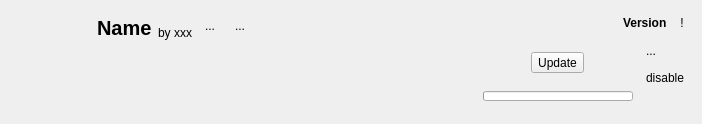
First picture: the form in src/ui/local/localmoditemwidget.ui, repository kaniol-lck/modmanager, before the edit.
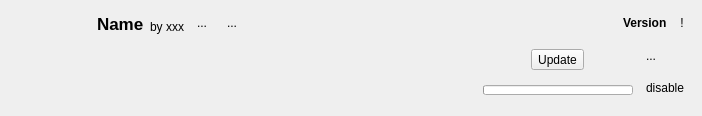
Second picture: the form after the edit. Icons and pictures are not drawn.

Diff of the .ui file:
```diff
--- a/src/ui/local/localmoditemwidget.ui
+++ b/src/ui/local/localmoditemwidget.ui
@@ -7,7 +7,7 @@
     <x>0</x>
     <y>0</y>
     <width>702</width>
-    <height>124</height>
+    <height>116</height>
    </rect>
   </property>
   <property name="contextMenuPolicy">
@@ -17,104 +17,7 @@
    <string>Form</string>
   </property>
   <layout class="QGridLayout" name="gridLayout">
-   <item row="1" column="2">
-    <spacer name="horizontalSpacer_2">
-     <property name="orientation">
-      <enum>Qt::Horizontal</enum>
-     </property>
-     <property name="sizeHint" stdset="0">
-      <size>
-       <width>37</width>
-       <height>0</height>
-      </size>
-     </property>
-    </spacer>
-   </item>
-   <item row="2" column="1" colspan="2">
-    <widget class="QLabel" name="modDescription">
-     <property name="sizePolicy">
-      <sizepolicy hsizetype="Expanding" vsizetype="Expanding">
-       <horstretch>0</horstretch>
-       <verstretch>0</verstretch>
-      </sizepolicy>
-     </property>
-     <property name="toolTip">
-      <string notr="true"/>
-     </property>
-     <property name="text">
-      <string/>
-     </property>
-     <property name="alignment">
-      <set>Qt::AlignLeading|Qt::AlignLeft|Qt::AlignTop</set>
-     </property>
-     <property name="wordWrap">
-      <bool>true</bool>
-     </property>
-    </widget>
-   </item>
-   <item row="1" column="3" rowspan="2">
-    <layout class="QVBoxLayout" name="verticalLayout">
-     <item>
-      <layout class="QHBoxLayout" name="horizontalLayout">
-       <item>
-        <widget class="QToolButton" name="updateButton">
-         <property name="enabled">
-          <bool>true</bool>
-         </property>
-         <property name="text">
-          <string>Update</string>
-         </property>
-         <property name="icon">
-          <iconset theme="update-none">
-           <normaloff>.</normaloff>.</iconset>
-         </property>
-         <property name="toolButtonStyle">
-          <enum>Qt::ToolButtonTextBesideIcon</enum>
-         </property>
-        </widget>
-       </item>
-      </layout>
-     </item>
-     <item>
-      <widget class="QProgressBar" name="updateProgress">
-       <property name="enabled">
-        <bool>true</bool>
-       </property>
-       <property name="sizePolicy">
-        <sizepolicy hsizetype="Preferred" vsizetype="Fixed">
-         <horstretch>0</horstretch>
-         <verstretch>0</verstretch>
-        </sizepolicy>
-       </property>
-       <property name="minimumSize">
-        <size>
-         <width>150</width>
-         <height>0</height>
-        </size>
-       </property>
-       <property name="maximumSize">
-        <size>
-         <width>150</width>
-         <height>10</height>
-        </size>
-       </property>
-       <property name="value">
-        <number>0</number>
-       </property>
-       <property name="textVisible">
-        <bool>false</bool>
-       </property>
-       <property name="invertedAppearance">
-        <bool>false</bool>
-       </property>
-       <property name="textDirection">
-        <enum>QProgressBar::TopToBottom</enum>
-       </property>
-      </widget>
-     </item>
-    </layout>
-   </item>
-   <item row="0" column="0" rowspan="3">
+   <item row="0" column="0" rowspan="2">
     <widget class="QLabel" name="modIcon">
      <property name="sizePolicy">
       <sizepolicy hsizetype="Fixed" vsizetype="Fixed">
@@ -139,7 +42,7 @@
      </property>
     </widget>
    </item>
-   <item row="0" column="1" rowspan="2">
+   <item row="0" column="1" colspan="3">
     <layout class="QHBoxLayout" name="horizontalLayout_3">
      <item>
       <widget class="QLabel" name="modName">
@@ -151,7 +54,7 @@
        </property>
        <property name="font">
         <font>
-         <pointsize>15</pointsize>
+         <pointsize>13</pointsize>
          <weight>75</weight>
          <bold>true</bold>
         </font>
@@ -253,26 +156,6 @@
        </property>
       </spacer>
      </item>
-    </layout>
-   </item>
-   <item row="0" column="2" colspan="3">
-    <layout class="QHBoxLayout" name="horizontalLayout_2">
-     <item>
-      <spacer name="horizontalSpacer">
-       <property name="orientation">
-        <enum>Qt::Horizontal</enum>
-       </property>
-       <property name="sizeType">
-        <enum>QSizePolicy::Expanding</enum>
-       </property>
-       <property name="sizeHint" stdset="0">
-        <size>
-         <width>40</width>
-         <height>20</height>
-        </size>
-       </property>
-      </spacer>
-     </item>
      <item>
       <widget class="QToolButton" name="rollbackButton">
        <property name="text">
@@ -332,7 +215,91 @@
      </item>
     </layout>
    </item>
-   <item row="1" column="4" rowspan="2">
+   <item row="1" column="1">
+    <widget class="QLabel" name="modDescription">
+     <property name="sizePolicy">
+      <sizepolicy hsizetype="Expanding" vsizetype="Expanding">
+       <horstretch>0</horstretch>
+       <verstretch>0</verstretch>
+      </sizepolicy>
+     </property>
+     <property name="toolTip">
+      <string notr="true"/>
+     </property>
+     <property name="text">
+      <string/>
+     </property>
+     <property name="alignment">
+      <set>Qt::AlignLeading|Qt::AlignLeft|Qt::AlignTop</set>
+     </property>
+     <property name="wordWrap">
+      <bool>true</bool>
+     </property>
+    </widget>
+   </item>
+   <item row="1" column="2">
+    <layout class="QVBoxLayout" name="verticalLayout">
+     <item>
+      <layout class="QHBoxLayout" name="horizontalLayout">
+       <item>
+        <widget class="QToolButton" name="updateButton">
+         <property name="enabled">
+          <bool>true</bool>
+         </property>
+         <property name="text">
+          <string>Update</string>
+         </property>
+         <property name="icon">
+          <iconset theme="update-none">
+           <normaloff>.</normaloff>.</iconset>
+         </property>
+         <property name="toolButtonStyle">
+          <enum>Qt::ToolButtonTextBesideIcon</enum>
+         </property>
+        </widget>
+       </item>
+      </layout>
+     </item>
+     <item>
+      <widget class="QProgressBar" name="updateProgress">
+       <property name="enabled">
+        <bool>true</bool>
+       </property>
+       <property name="sizePolicy">
+        <sizepolicy hsizetype="Preferred" vsizetype="Fixed">
+         <horstretch>0</horstretch>
+         <verstretch>0</verstretch>
+        </sizepolicy>
+       </property>
+       <property name="minimumSize">
+        <size>
+         <width>150</width>
+         <height>0</height>
+        </size>
+       </property>
+       <property name="maximumSize">
+        <size>
+         <width>150</width>
+         <height>10</height>
+        </size>
+       </property>
+       <property name="value">
+        <number>0</number>
+       </property>
+       <property name="textVisible">
+        <bool>false</bool>
+       </property>
+       <property name="invertedAppearance">
+        <bool>false</bool>
+       </property>
+       <property name="textDirection">
+        <enum>QProgressBar::TopToBottom</enum>
+       </property>
+      </widget>
+     </item>
+    </layout>
+   </item>
+   <item row="1" column="3">
     <layout class="QVBoxLayout" name="verticalLayout_2">
      <item>
       <widget class="QToolButton" name="featuredButton">
@@ -368,19 +335,6 @@
        </property>
       </widget>
      </item>
-     <item>
-      <spacer name="verticalSpacer">
-       <property name="orientation">
-        <enum>Qt::Vertical</enum>
-       </property>
-       <property name="sizeHint" stdset="0">
-        <size>
-         <width>0</width>
-         <height>40</height>
-        </size>
-       </property>
-      </spacer>
-     </item>
     </layout>
    </item>
   </layout>
```
